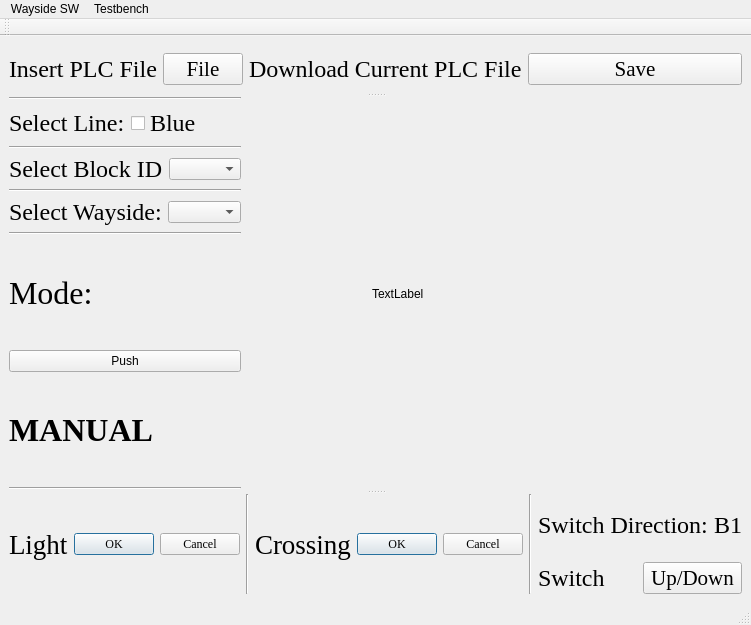
First picture: the form in Wayside SW/Wayside_UI_Rough.ui, repository asmithie13/ECE-1140, before the edit.
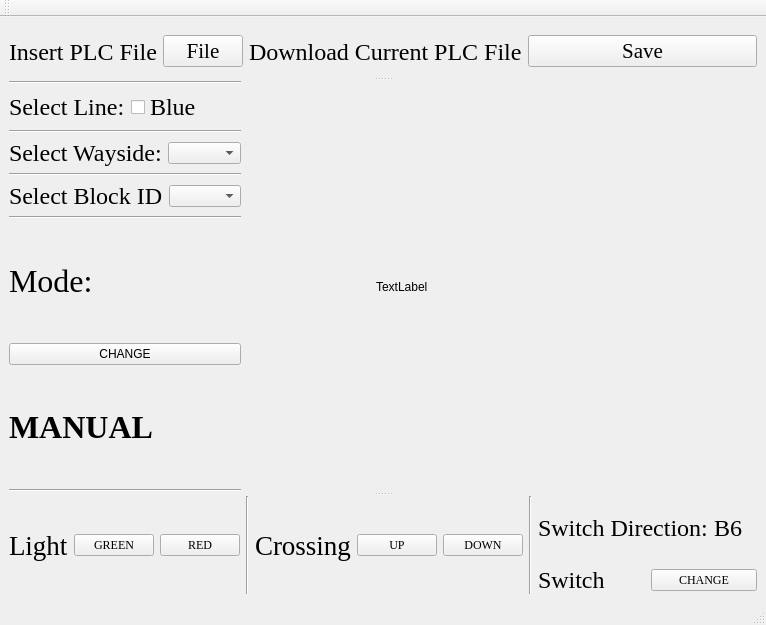
Second picture: the form after the edit.

Commit message: Button can now change text from saying manual to automatic.

What changed in the file:
```diff
--- a/Wayside SW/Wayside_UI_Rough.ui
+++ b/Wayside SW/Wayside_UI_Rough.ui
@@ -6,7 +6,7 @@
    <rect>
     <x>0</x>
     <y>0</y>
-    <width>741</width>
+    <width>766</width>
     <height>625</height>
    </rect>
   </property>
@@ -138,33 +138,6 @@
             </property>
            </widget>
           </item>
-          <item>
-           <layout class="QHBoxLayout" name="horizontalLayout_7">
-            <item>
-             <widget class="QLabel" name="label_5">
-              <property name="font">
-               <font>
-                <family>Times New Roman</family>
-                <pointsize>18</pointsize>
-               </font>
-              </property>
-              <property name="text">
-               <string>Select Block ID</string>
-              </property>
-             </widget>
-            </item>
-            <item>
-             <widget class="QComboBox" name="comboBox"/>
-            </item>
-           </layout>
-          </item>
-          <item>
-           <widget class="Line" name="line_2">
-            <property name="orientation">
-             <enum>Qt::Horizontal</enum>
-            </property>
-           </widget>
-          </item>
           <item>
            <layout class="QHBoxLayout" name="horizontalLayout_6">
             <item>
@@ -185,6 +158,33 @@
             </item>
            </layout>
           </item>
+          <item>
+           <widget class="Line" name="line_2">
+            <property name="orientation">
+             <enum>Qt::Horizontal</enum>
+            </property>
+           </widget>
+          </item>
+          <item>
+           <layout class="QHBoxLayout" name="horizontalLayout_7">
+            <item>
+             <widget class="QLabel" name="label_5">
+              <property name="font">
+               <font>
+                <family>Times New Roman</family>
+                <pointsize>18</pointsize>
+               </font>
+              </property>
+              <property name="text">
+               <string>Select Block ID</string>
+              </property>
+             </widget>
+            </item>
+            <item>
+             <widget class="QComboBox" name="comboBox"/>
+            </item>
+           </layout>
+          </item>
           <item>
            <layout class="QVBoxLayout" name="verticalLayout_3">
             <item>
@@ -210,7 +210,7 @@
             <item>
              <widget class="QPushButton" name="pushButton_4">
               <property name="text">
-               <string>Push</string>
+               <string>CHANGE</string>
               </property>
              </widget>
             </item>
@@ -288,14 +288,26 @@
            </widget>
           </item>
           <item>
-           <widget class="QDialogButtonBox" name="buttonBox">
+           <widget class="QPushButton" name="pushButton_5">
             <property name="font">
              <font>
               <family>Times New Roman</family>
              </font>
             </property>
-            <property name="standardButtons">
-             <set>QDialogButtonBox::Cancel|QDialogButtonBox::Ok</set>
+            <property name="text">
+             <string>GREEN</string>
+            </property>
+           </widget>
+          </item>
+          <item>
+           <widget class="QPushButton" name="pushButton_6">
+            <property name="font">
+             <font>
+              <family>Times New Roman</family>
+             </font>
+            </property>
+            <property name="text">
+             <string>RED</string>
             </property>
            </widget>
           </item>
@@ -324,16 +336,32 @@
            </widget>
           </item>
           <item>
-           <widget class="QDialogButtonBox" name="buttonBox_2">
-            <property name="font">
-             <font>
-              <family>Times New Roman</family>
-             </font>
-            </property>
-            <property name="standardButtons">
-             <set>QDialogButtonBox::Cancel|QDialogButtonBox::Ok</set>
-            </property>
-           </widget>
+           <layout class="QHBoxLayout" name="horizontalLayout">
+            <item>
+             <widget class="QPushButton" name="pushButton_8">
+              <property name="font">
+               <font>
+                <family>Times New Roman</family>
+               </font>
+              </property>
+              <property name="text">
+               <string>UP</string>
+              </property>
+             </widget>
+            </item>
+            <item>
+             <widget class="QPushButton" name="pushButton_7">
+              <property name="font">
+               <font>
+                <family>Times New Roman</family>
+               </font>
+              </property>
+              <property name="text">
+               <string>DOWN</string>
+              </property>
+             </widget>
+            </item>
+           </layout>
           </item>
          </layout>
         </item>
@@ -370,7 +398,7 @@
                </font>
               </property>
               <property name="text">
-               <string>B1</string>
+               <string>B6</string>
               </property>
              </widget>
             </item>
@@ -396,11 +424,10 @@
               <property name="font">
                <font>
                 <family>Times New Roman</family>
-                <pointsize>16</pointsize>
                </font>
               </property>
               <property name="text">
-               <string>Up/Down</string>
+               <string>CHANGE</string>
               </property>
              </widget>
             </item>
@@ -415,28 +442,6 @@
    </layout>
   </widget>
   <widget class="QStatusBar" name="statusbar"/>
-  <widget class="QMenuBar" name="menubar">
-   <property name="geometry">
-    <rect>
-     <x>0</x>
-     <y>0</y>
-     <width>741</width>
-     <height>22</height>
-    </rect>
-   </property>
-   <widget class="QMenu" name="menuWayside_Sw">
-    <property name="title">
-     <string>Wayside SW</string>
-    </property>
-   </widget>
-   <widget class="QMenu" name="menuTestbench">
-    <property name="title">
-     <string>Testbench</string>
-    </property>
-   </widget>
-   <addaction name="menuWayside_Sw"/>
-   <addaction name="menuTestbench"/>
-  </widget>
   <widget class="QToolBar" name="toolBar">
    <property name="windowTitle">
     <string>toolBar</string>
```
Left out of the diff: 2 changed lines with no effect on the pictures. The commit also changes 2 other files.
